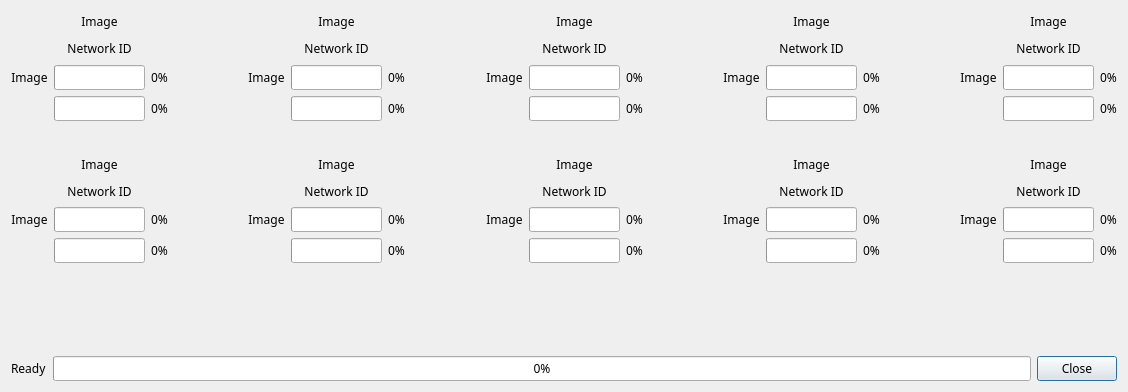
Before: the Qt Designer form modi2_multi_uploader/assets/module_upload_list.ui in LUXROBO/modi2-firmware-updater, drawn with Qt 5.
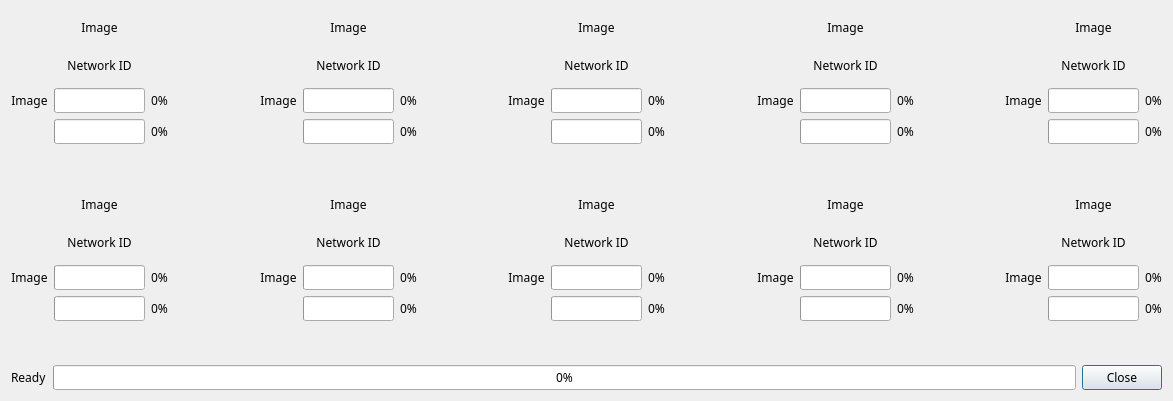
After: the same form once the commit is applied.

Commit message: ui 크기 수정

The edit to the form file:
```diff
--- a/modi2_multi_uploader/assets/module_upload_list.ui
+++ b/modi2_multi_uploader/assets/module_upload_list.ui
@@ -6,8 +6,8 @@
    <rect>
     <x>0</x>
     <y>0</y>
-    <width>1128</width>
-    <height>392</height>
+    <width>1173</width>
+    <height>401</height>
    </rect>
   </property>
   <property name="sizePolicy">
@@ -1115,22 +1115,6 @@
      </item>
     </layout>
    </item>
-   <item>
-    <spacer name="verticalSpacer_5">
-     <property name="orientation">
-      <enum>Qt::Vertical</enum>
-     </property>
-     <property name="sizeType">
-      <enum>QSizePolicy::Fixed</enum>
-     </property>
-     <property name="sizeHint" stdset="0">
-      <size>
-       <width>20</width>
-       <height>60</height>
-      </size>
-     </property>
-    </spacer>
-   </item>
    <item>
     <layout class="QHBoxLayout" name="horizontalLayout_3">
      <item>
```
The commit also changes 3 other files.
